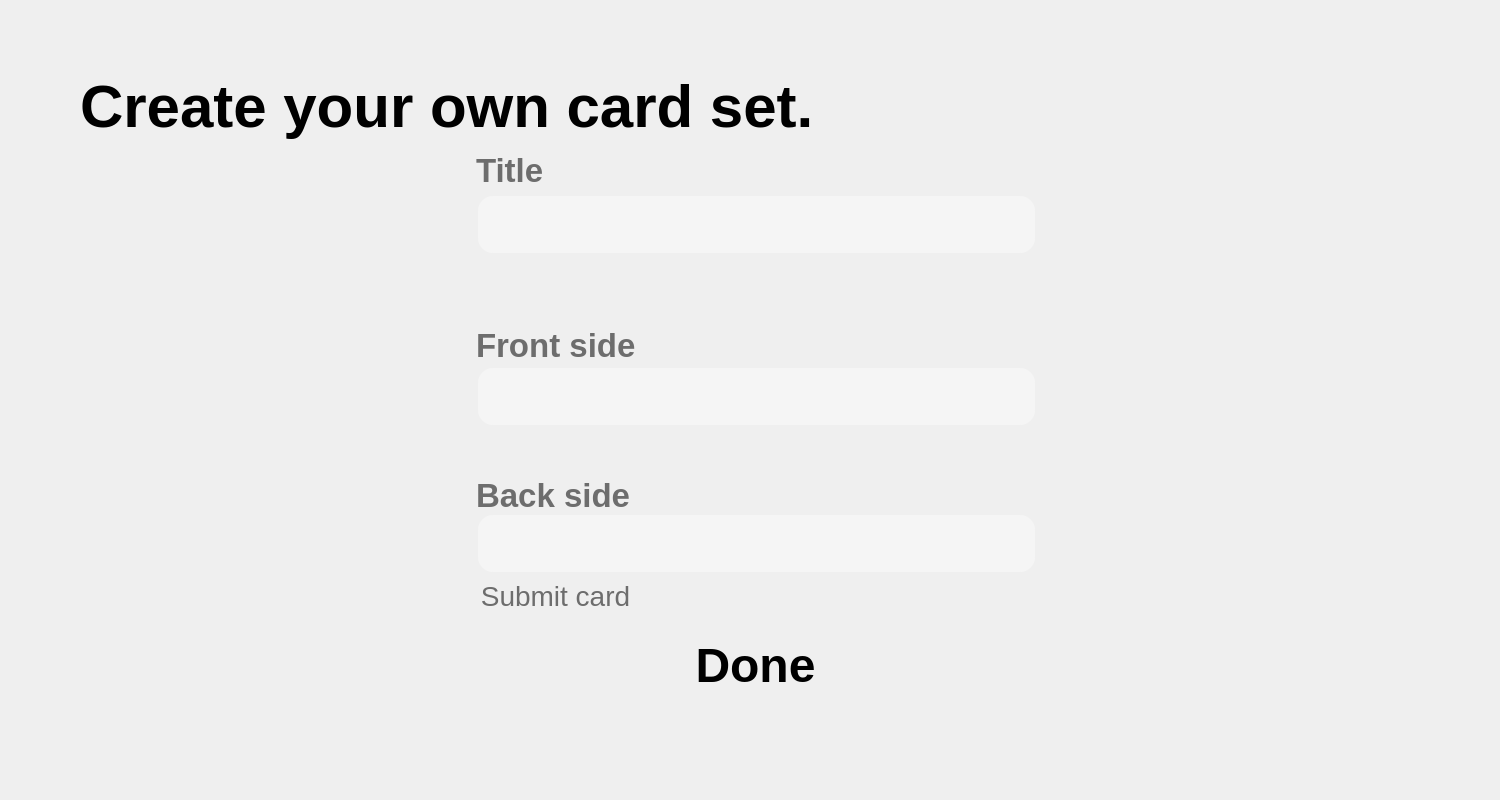
codingburgas/10grade-christmas-luck-cacheout, file Lyrica/ui/cardcreation.ui: the form before one commit.
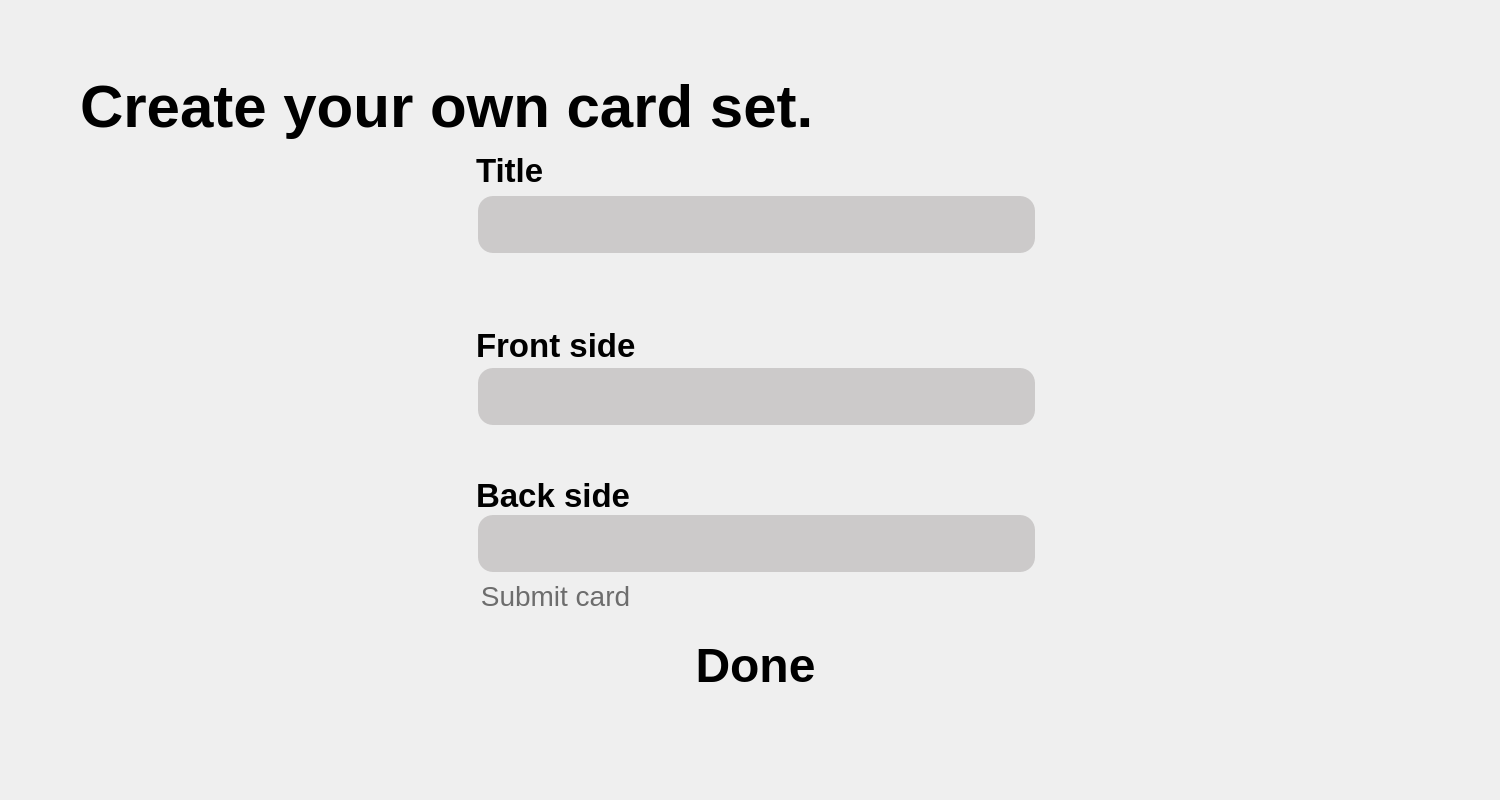
The form after the commit.

The edit to the form file:
```diff
--- a/Lyrica/ui/cardcreation.ui
+++ b/Lyrica/ui/cardcreation.ui
@@ -73,7 +73,7 @@
     </font>
    </property>
    <property name="styleSheet">
-    <string notr="true">color: #6D6D6D;</string>
+    <string notr="true">color: black;</string>
    </property>
    <property name="text">
     <string>Title</string>
@@ -96,7 +96,7 @@
     </font>
    </property>
    <property name="styleSheet">
-    <string notr="true">color: #6D6D6D;</string>
+    <string notr="true">color: black;</string>
    </property>
    <property name="text">
     <string>Front side</string>
@@ -119,7 +119,7 @@
     </font>
    </property>
    <property name="styleSheet">
-    <string notr="true">color: #6D6D6D;</string>
+    <string notr="true">color: black;</string>
    </property>
    <property name="text">
     <string>Back side</string>
@@ -166,8 +166,14 @@
     </font>
    </property>
    <property name="styleSheet">
-    <string notr="true">border:  none;
-color: #6D6D6D;</string>
+    <string notr="true">QPushButton{
+border:  none;
+color: #6D6D6D;
+}
+
+QPushButton:hover{
+color: #8BB5FF;
+}</string>
    </property>
    <property name="text">
     <string>Submit card</string>
@@ -189,7 +195,7 @@
     </font>
    </property>
    <property name="styleSheet">
-    <string notr="true">background-color: #F5F5F5;
+    <string notr="true">background-color: #CCCACA;
 border-color: rgb(255, 255, 255);
 border-radius: 15px;
 color: black;
@@ -212,7 +218,7 @@
     </font>
    </property>
    <property name="styleSheet">
-    <string notr="true">background-color: #F5F5F5;
+    <string notr="true">background-color: #CCCACA;
 border-color: black;
 border-width: 1px;
 border-radius: 15px;
@@ -236,7 +242,7 @@
     </font>
    </property>
    <property name="styleSheet">
-    <string notr="true">background-color: #F5F5F5;
+    <string notr="true">background-color: #CCCACA;
 border-color: rgb(255, 255, 255);
 border-radius: 15px;
 color: black;
```
Left out of the diff: 10 changed lines with no effect on the pictures.
